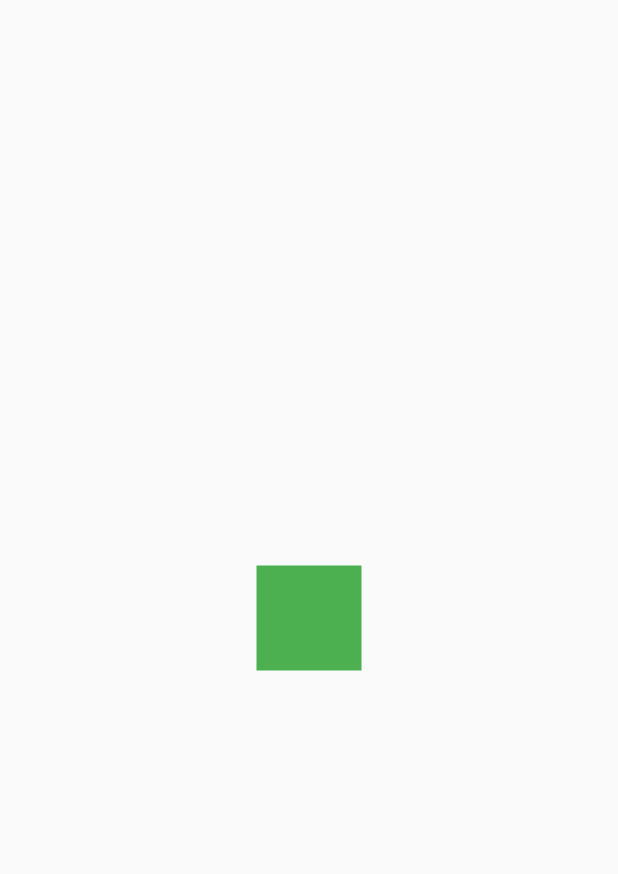
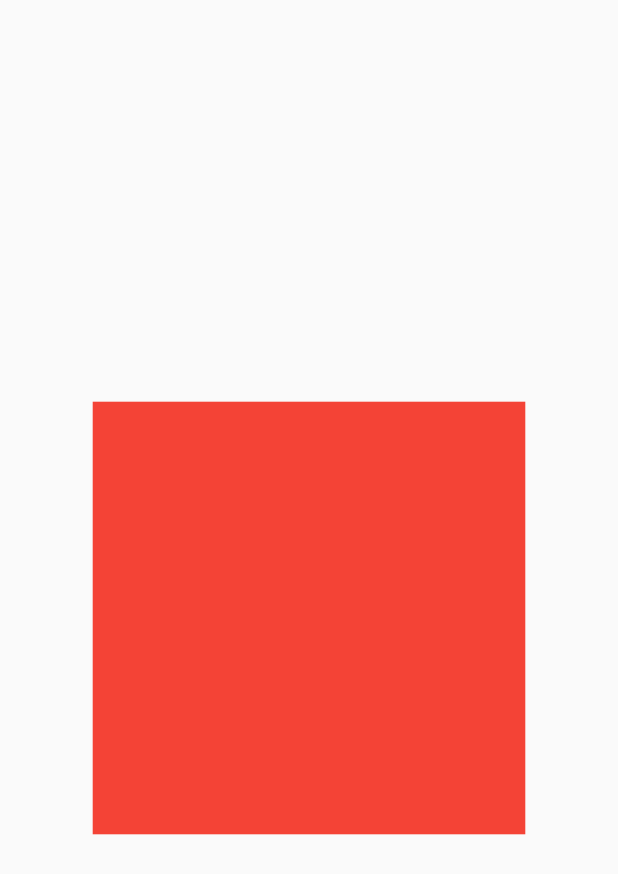
Before and after one commit to CrisMEDev/Flutter-Designs_and_animations, a Flutter app: the screen it shows after launch, on a phone screen of 412 x 824 dp. Shown: the top 874 px of the screen. Run offline on Flutter 3.47's test engine with Material 2 defaults, Android fonts, the phone set to English and light mode, and no system bars.

Commit message:
Se creó el  archivo para comenzar a trabajar en un circular progress

```diff
--- a/lib/main.dart
+++ b/lib/main.dart
@@ -1,7 +1,8 @@
-import 'package:backgrounds_custom_painter/src/retos/cuadrado_animado_page.dart';
 import 'package:flutter/material.dart';
 
 // import 'package:backgrounds_custom_painter/src/pages/headers_page.dart';
+// import 'package:backgrounds_custom_painter/src/retos/cuadrado_animado_page.dart';
+import 'package:backgrounds_custom_painter/src/pages/circular_progress_page.dart';
 
 void main() => runApp(MyApp());
 
@@ -11,7 +12,7 @@ class MyApp extends StatelessWidget {
     return MaterialApp(
       debugShowCheckedModeBanner: false,
       title: 'Diseños app',
-      home: CuadradoAnimadoPage(),
+      home: CircularProgressPage(),
     );
   }
 }
--- /dev/null
+++ b/lib/src/pages/circular_progress_page.dart
@@ -0,0 +1,21 @@
+import 'package:flutter/material.dart';
+
+class CircularProgressPage extends StatefulWidget {
+  @override
+  _CircularProgressPageState createState() => _CircularProgressPageState();
+}
+
+class _CircularProgressPageState extends State<CircularProgressPage> {
+  @override
+  Widget build(BuildContext context) {
+    return Scaffold(
+      body: Center(
+        child: Container(
+          width: MediaQuery.of(context).size.width * 0.70,
+          height: MediaQuery.of(context).size.height * 0.35,
+          color: Colors.red,
+        ),
+      ),
+    );
+  }
+}
```
